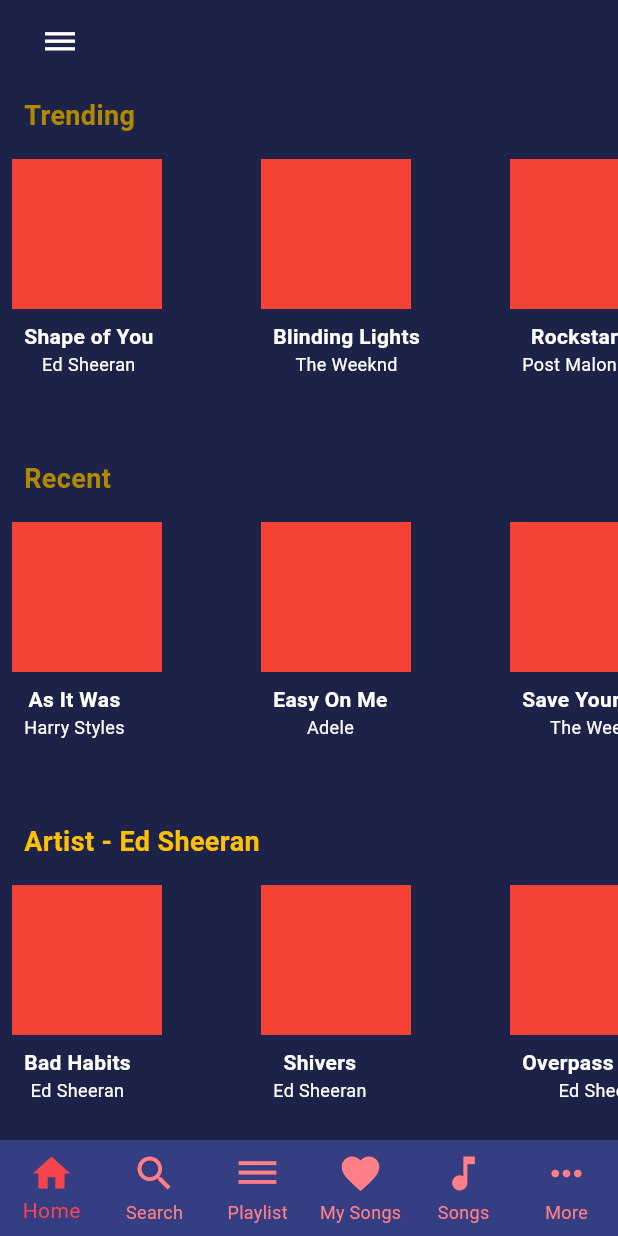
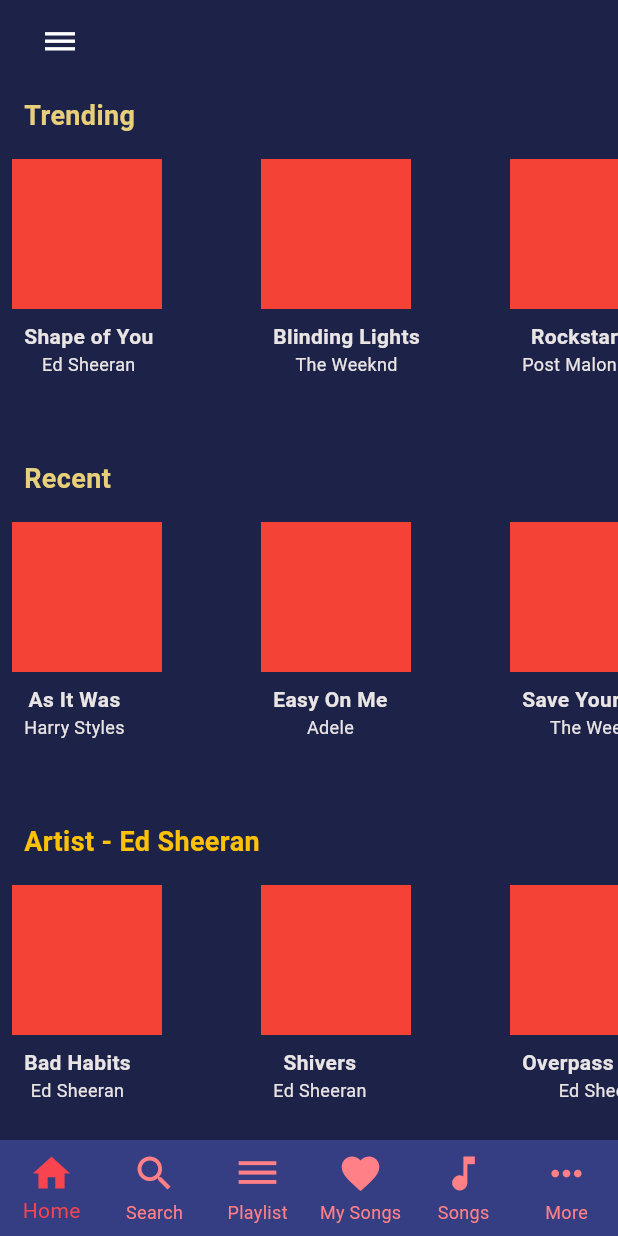
Before and after one commit to Marta-24/Firebase, a Flutter app: the screen it shows after launch, on a phone screen of 412 x 824 dp. Run offline on Flutter 3.47's test engine with Material 3 defaults, Android fonts, the phone set to English and light mode, and no system bars; our stand-ins replace shared_preferences.

Commit message:
UI color adjustments

```diff
--- a/lib/models/playlist_detail.dart
+++ b/lib/models/playlist_detail.dart
@@ -33,7 +33,7 @@
             itemBuilder: (context, index) {
               return ListTile(
                 title: Text(snapshot.data![index],
-                    style: const TextStyle(color: Colors.white)),
+                    style: const TextStyle(color: Color.fromARGB(255, 234, 229, 229))),
               );
             },
           );
--- a/lib/pages/home_page.dart
+++ b/lib/pages/home_page.dart
@@ -42,7 +42,7 @@
           onSongTap: (Music music) {
             _navigateToSongPage(context, music);
           },
-          titleColor: const Color.fromARGB(255, 176, 137, 0),
+          titleColor: Color.fromARGB(255, 232, 208, 122),
         ),
         SectionWidget(
           title: 'Recent',
@@ -50,7 +50,7 @@
           onSongTap: (Music music) {
             _navigateToSongPage(context, music);
           },
-          titleColor: const Color.fromARGB(255, 176, 137, 0),
+          titleColor: Color.fromARGB(255, 232, 208, 122),
         ),
         SectionWidget(
           title: 'Artist - Ed Sheeran',
--- a/lib/pages/more_page.dart
+++ b/lib/pages/more_page.dart
@@ -15,17 +15,17 @@
           'More',
           style: TextStyle(
             fontSize: 24,
-            color: Color.fromARGB(255, 176, 137, 0),
+            color: Color.fromARGB(255, 232, 208, 122),
           ),
         ),
         iconTheme: const IconThemeData(
-          color: Color.fromARGB(255, 176, 137, 0),
+          color: Color.fromARGB(255, 232, 208, 122),
         ),
       ),
       body: const Center(
         child: Text(
           'More Page',
-          style: TextStyle(fontSize: 24, color: Color.fromARGB(255, 176, 137, 0)),
+          style: TextStyle(fontSize: 24, color: Color.fromARGB(255, 232, 208, 122),),
         ),
       ),
     );
--- a/lib/pages/playlist_page.dart
+++ b/lib/pages/playlist_page.dart
@@ -126,7 +126,7 @@
   Widget build(BuildContext context) {
     return Scaffold(
       appBar: AppBar(
-        title: const Text('Playlists', style: TextStyle(color: Colors.white)),
+        title: const Text('Playlists', style: TextStyle(color: Color.fromARGB(255, 234, 229, 229))),
         backgroundColor: const Color.fromARGB(255, 29, 34, 73),
       ),
       backgroundColor: const Color.fromARGB(255, 29, 34, 73),
@@ -147,7 +147,7 @@
                       return ListTile(
                         title: Text(
                           playlists[index],
-                          style: const TextStyle(color: Colors.white),
+                          style: const TextStyle(color: Color.fromARGB(255, 234, 229, 229)),
                         ),
                         onTap: () {
                           _navigateToPlaylistDetail(playlists[index]);
@@ -177,7 +177,7 @@
                 : const Center(
                     child: Text(
                       "No playlists created yet.",
-                      style: TextStyle(color: Colors.white),
+                      style: TextStyle(color: Color.fromARGB(255, 234, 229, 229)),
                     ),
                   ),
           ),
--- a/lib/pages/search_page.dart
+++ b/lib/pages/search_page.dart
@@ -76,7 +76,7 @@
             ElevatedButton(
               onPressed: _searchSong,
               child: _isLoading
-                  ? const CircularProgressIndicator(color: Colors.white)
+                  ? const CircularProgressIndicator(color: Color.fromARGB(255, 234, 229, 229))
                   : const Text('Search'),
             ),
             if (_errorMessage.isNotEmpty)
--- a/lib/widgets/music_card.dart
+++ b/lib/widgets/music_card.dart
@@ -36,7 +36,7 @@
                   title,
                   style: const TextStyle(
                     fontSize: 14.0,
-                    color: Colors.white,
+                    color: Color.fromARGB(255, 234, 229, 229),
                     fontWeight: FontWeight.bold,
                   ),
                 ),
@@ -44,7 +44,7 @@
                   artist,
                   style: const TextStyle(
                     fontSize: 12.0,
-                    color: Colors.white,
+                    color: Color.fromARGB(255, 234, 229, 229),
                   ),
                 ),
               ],
```
Also changed, not shown: lib/pages/my_song_page.dart (+4 -4 lines), lib/pages/song_page.dart (+7 -7 lines).
